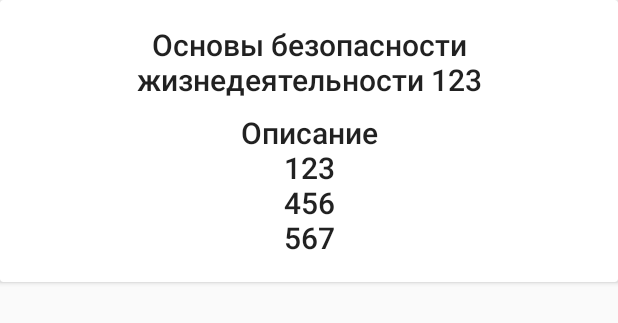
After one commit to PhobosXIII/classmate, an Android app: the layout item_homework.xml on its own in the app's theme, with its tools: preview values and no code run, on a phone screen of 412 x 824 dp. The commit adds this screen. Shown: the top 323 px of the screen. Run offline under Robolectric (Android 15) with nearby library versions, the phone set to English and light mode, and no system bars.

Commit message:
Add homework item

```diff
--- a/app/build.gradle
+++ b/app/build.gradle
@@ -29,6 +29,10 @@ dependencies {
     implementation 'androidx.appcompat:appcompat:1.1.0'
     implementation 'androidx.core:core-ktx:1.1.0'
     implementation 'androidx.constraintlayout:constraintlayout:1.1.3'
+    implementation "com.mikepenz:fastadapter:4.1.0"
+    implementation "com.google.android.material:material:1.0.0"
+    implementation "androidx.recyclerview:recyclerview:1.0.0"
+    implementation "androidx.cardview:cardview:1.0.0"
     testImplementation 'junit:junit:4.12'
     androidTestImplementation 'androidx.test.ext:junit:1.1.1'
     androidTestImplementation 'androidx.test.espresso:espresso-core:3.2.0'
--- /dev/null
+++ b/app/src/main/res/layout/item_homework.xml
@@ -0,0 +1,35 @@
+<?xml version="1.0" encoding="utf-8"?>
+<androidx.cardview.widget.CardView xmlns:android="http://schemas.android.com/apk/res/android"
+    xmlns:app="http://schemas.android.com/apk/res-auto"
+    android:layout_width="match_parent"
+    android:layout_height="wrap_content">
+
+    <androidx.constraintlayout.widget.ConstraintLayout
+        android:layout_width="match_parent"
+        android:layout_height="match_parent"
+        android:layout_margin="16dp">
+
+        <TextView
+            android:id="@+id/tvTitle"
+            android:layout_width="match_parent"
+            android:layout_height="wrap_content"
+            android:gravity="center"
+            android:text="Основы безопасности жизнедеятельности 123"
+            android:textAppearance="@style/TextAppearance.AppCompat.Title"
+            app:layout_constraintStart_toStartOf="parent"
+            app:layout_constraintTop_toTopOf="parent" />
+
+        <TextView
+            android:id="@+id/tvDescription"
+            android:layout_width="match_parent"
+            android:layout_height="wrap_content"
+            android:layout_marginTop="8dp"
+            android:gravity="center"
+            android:text="Описание\n123\n456\n567"
+            android:textAppearance="@style/TextAppearance.AppCompat.Title"
+            app:layout_constraintStart_toStartOf="parent"
+            app:layout_constraintTop_toBottomOf="@+id/tvTitle" />
+
+    </androidx.constraintlayout.widget.ConstraintLayout>
+
+</androidx.cardview.widget.CardView>
--- /dev/null
+++ b/app/src/main/res/values/id.xml
@@ -0,0 +1,4 @@
+<?xml version="1.0" encoding="utf-8"?>
+<resources>
+    <item name="homework" type="id"/>
+</resources>
```
Also changed, not shown: app/src/main/java/com/future/scientists/classmate/HomeworkItem.kt (added, +34 -0 lines), app/src/main/res/layout/activity_main.xml (+3 -4 lines).
